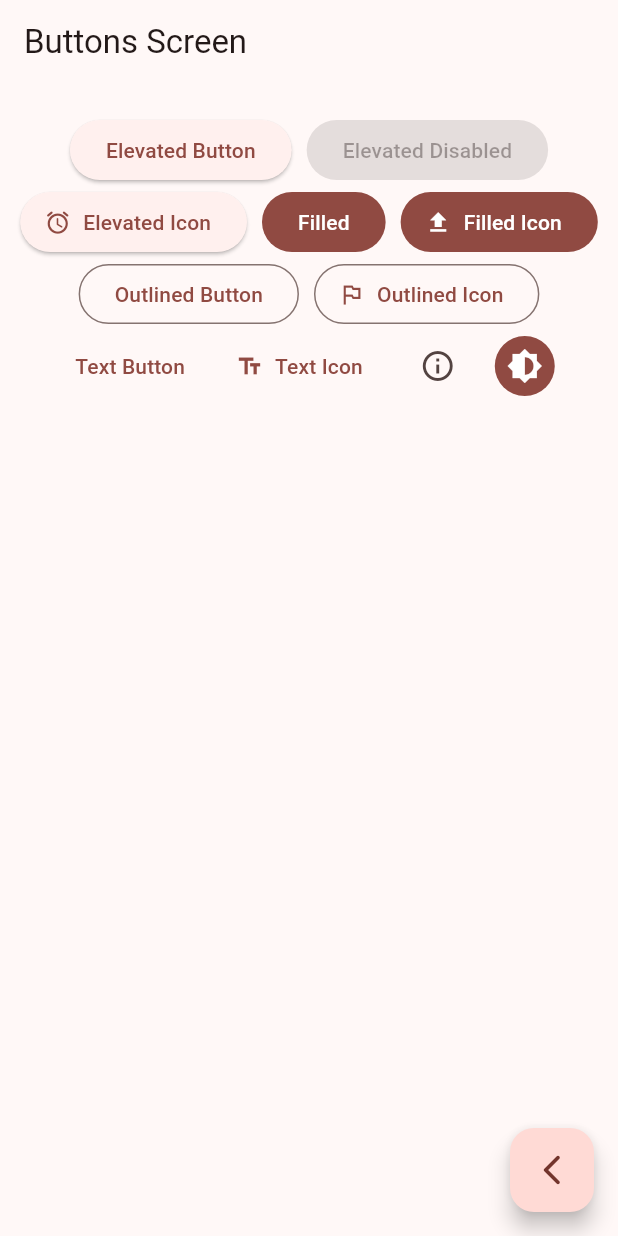
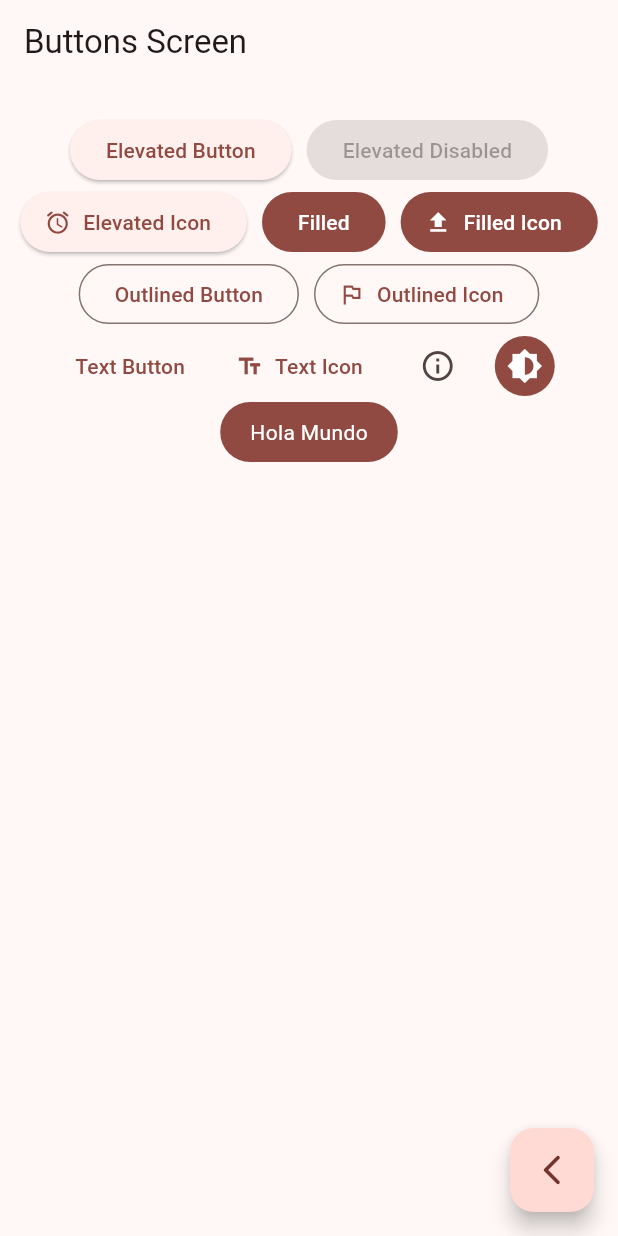
Before and after one commit to MisacAguilar08/flutter_widgets, a Flutter app: the ButtonsScreen screen opened by its route, on a phone screen of 412 x 824 dp. Run offline on Flutter 3.47's test engine with Material 3 defaults, Android fonts, the phone set to English and light mode, and no system bars; our stand-ins replace go_router.

Commit message:
boton personalizado

```diff
--- a/lib/presentation/screens/butons/buttons_screen.dart
+++ b/lib/presentation/screens/butons/buttons_screen.dart
@@ -26,7 +26,6 @@ class _ButtonsView extends StatelessWidget {
 
   @override
   Widget build(BuildContext context) {
-
     final colors = Theme.of(context).colorScheme;
 
     return SizedBox(
@@ -63,12 +62,38 @@ class _ButtonsView extends StatelessWidget {
                 onPressed: () {},
                 icon: Icon(Icons.brightness_6),
                 style: ButtonStyle(
-                    backgroundColor: WidgetStateProperty.all<Color>(colors.primary),
-                    iconColor: WidgetStateProperty.all<Color>(colors.onPrimary)
-                    ))
+                    backgroundColor:
+                        WidgetStateProperty.all<Color>(colors.primary),
+                    iconColor:
+                        WidgetStateProperty.all<Color>(colors.onPrimary))),
+            CustomButton(),
           ],
         ),
       ),
     );
   }
 }
+
+class CustomButton extends StatelessWidget {
+  CustomButton({super.key});
+
+  @override
+  Widget build(BuildContext context) {
+    final colors = Theme.of(context).colorScheme;
+    return ClipRRect(
+      borderRadius: BorderRadius.circular(20.0),
+      child: Material(
+        color: colors.primary,
+        child: InkWell(
+          onTap: () {
+            print("Button tapped");
+          },
+          child: Padding(
+            padding: EdgeInsets.symmetric(horizontal: 20.0, vertical: 10.0),
+            child: Text("Hola Mundo", style: TextStyle(color: Colors.white)),
+          ),
+        ),
+      ),
+    );
+  }
+}
```
